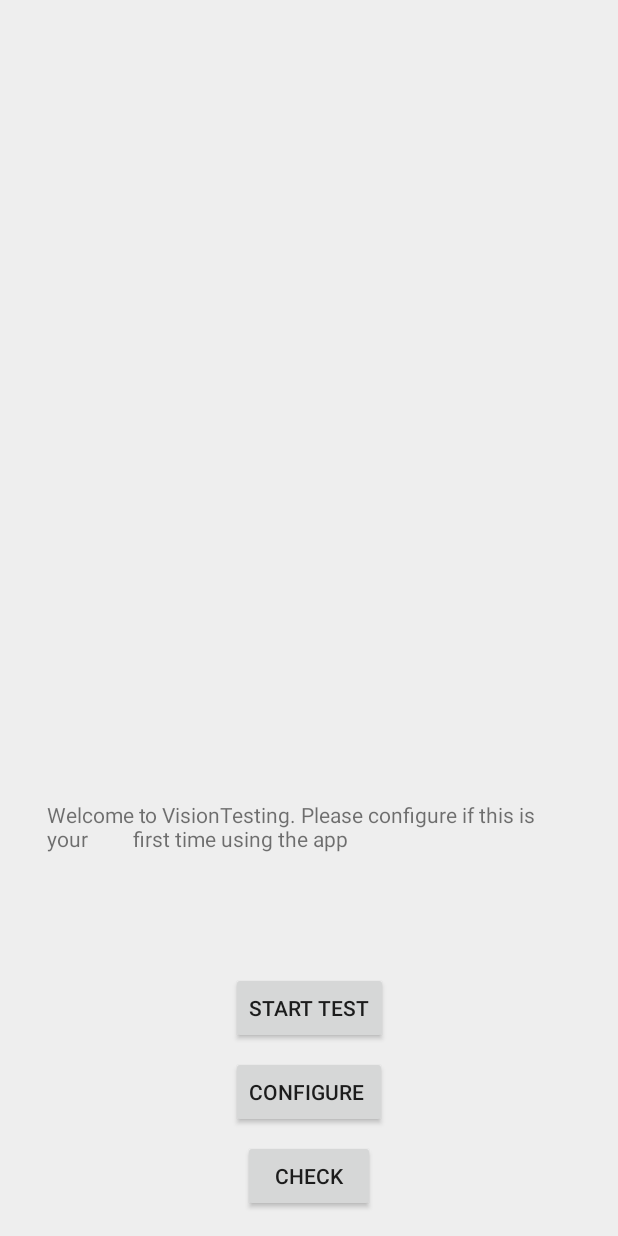
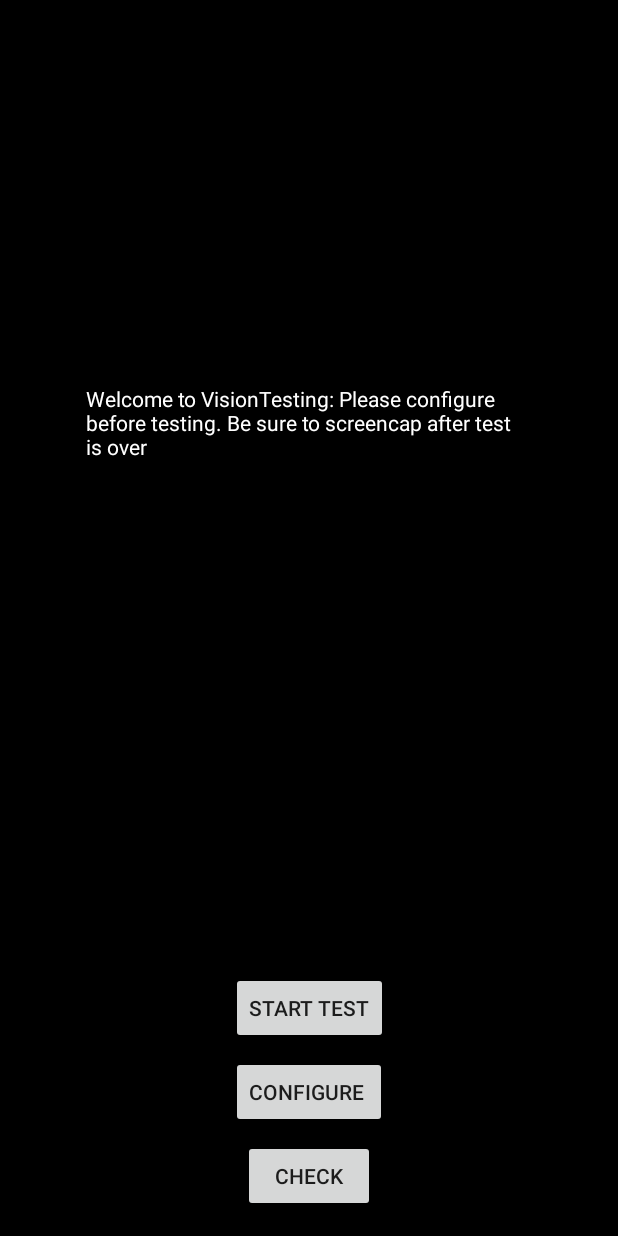
Before and after one commit to buddahbuddah/visiontestingV1, an Android app: the screen it shows after launch (StartActivity), on a phone screen of 412 x 824 dp. Run offline under Robolectric (Android 15) with nearby library versions, the phone set to English and light mode, and no system bars.

Commit message:
Fixing Activities broken backgrounds and user input loop functionality.

```diff
--- a/app/build.gradle
+++ b/app/build.gradle
@@ -25,7 +25,7 @@ android {
 
 dependencies {
     implementation fileTree(dir: 'libs', include: ['*.jar'])
-    implementation "org.jetbrains.kotlin:kotlin-stdlib-jre7:$kotlin_version"
+    implementation "org.jetbrains.kotlin:kotlin-stdlib-jdk7:$kotlin_version"
     implementation 'com.android.support:appcompat-v7:26.1.0'
     implementation 'com.android.support.constraint:constraint-layout:1.1.3'
     implementation 'com.google.code.gson:gson:2.8.2'
--- a/app/src/main/AndroidManifest.xml
+++ b/app/src/main/AndroidManifest.xml
@@ -19,6 +19,8 @@
         <activity
             android:name=".ConfigureActivity"
             android:label="@string/title_activity_settings" />
+        <activity android:name=".TestActivity"
+            android:label="Test"/>
     </application>
 
 </manifest>
--- a/app/src/main/res/layout/activity_configure.xml
+++ b/app/src/main/res/layout/activity_configure.xml
@@ -5,6 +5,7 @@
     android:orientation="vertical"
     android:layout_width="fill_parent"
     android:layout_height="fill_parent"
+    android:background="#000"
     >
 
     <Button
--- a/app/src/main/res/layout/activity_start.xml
+++ b/app/src/main/res/layout/activity_start.xml
@@ -2,8 +2,10 @@
 <android.support.constraint.ConstraintLayout
     xmlns:android="http://schemas.android.com/apk/res/android"
     xmlns:app="http://schemas.android.com/apk/res-auto"
+    xmlns:tools="http://schemas.android.com/tools"
     android:layout_width="match_parent"
-    android:layout_height="match_parent">
+    android:layout_height="match_parent"
+    android:background="#000">
 
     <Button
         android:id="@+id/StartTest"
@@ -49,6 +51,23 @@
 
     <TextView
         android:id="@+id/textView"
+        android:layout_width="297dp"
+        android:layout_height="136dp"
+        android:layout_marginStart="8dp"
+        android:layout_marginLeft="8dp"
+        android:layout_marginTop="8dp"
+        android:layout_marginEnd="8dp"
+        android:layout_marginRight="8dp"
+        android:layout_marginBottom="8dp"
+        android:text="Welcome to VisionTesting: Please configure before testing. Be sure to screencap after test is over"
+        android:textColor="#FFF"
+        app:layout_constraintBottom_toTopOf="@+id/StartTest"
+        app:layout_constraintEnd_toEndOf="parent"
+        app:layout_constraintStart_toStartOf="parent"
+        app:layout_constraintTop_toTopOf="parent" />
+
+    <!--    <TextView
+            android:id="@+id/textView"
             android:layout_width="350dp"
             android:layout_height="99dp"
             android:layout_marginBottom="8dp"
@@ -64,4 +83,5 @@
             app:layout_constraintStart_toStartOf="parent"
             app:layout_constraintTop_toTopOf="parent"
             app:layout_constraintVertical_bias="0.986" />
+    -->
 </android.support.constraint.ConstraintLayout>
--- a/app/src/main/res/layout/activity_test.xml
+++ b/app/src/main/res/layout/activity_test.xml
@@ -4,6 +4,7 @@
     xmlns:tools="http://schemas.android.com/tools"
     android:layout_width="match_parent"
     android:layout_height="match_parent"
+    android:name=".TestActivity"
     tools:context=".TestActivity">
 
 
```
Also changed, not shown: app/src/main/java/com/example/buddah/visiontesting/StartActivity.kt (+9 -3 lines), app/src/main/java/com/example/buddah/visiontesting/TestResults.kt (+78 -1 lines). Lines whose indentation alone changed are shown as unchanged.
